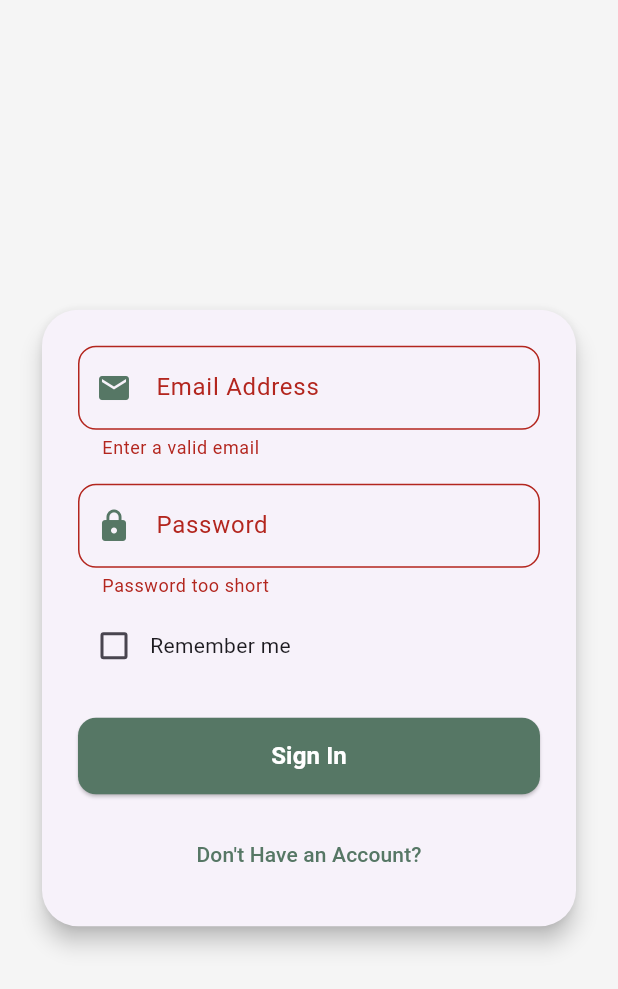
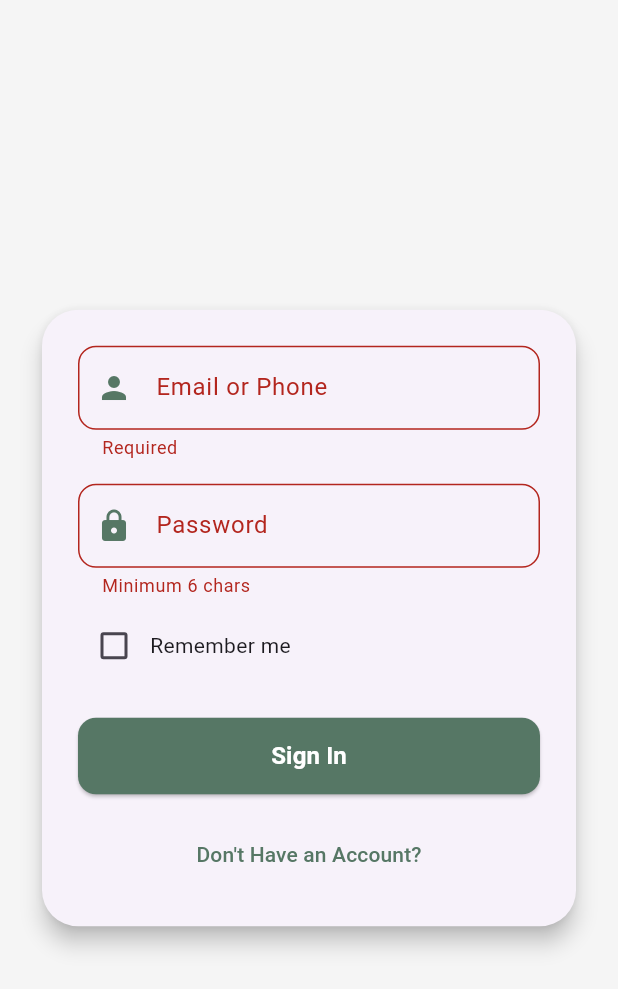
Before and after one commit to rozhiar-tech/barvin, a Flutter app: the LoginPage screen opened by its route, after a tap on "Sign In", on a phone screen of 412 x 824 dp. Shown: the top 989 px of the screen. Run offline on Flutter 3.47's test engine with Material 3 defaults, Android fonts, the phone set to English and light mode, and no system bars; our stand-ins replace flutter_map, image_picker, latlong2, shared_preferences, video_player; accounts and stored records are empty; network calls fail.

Commit message:
Enhance login and signup validation for email/phone
Login now accepts either email or phone as the identifier, with appropriate validation and backend request changes. Signup form adds stricter validation for email, phone, and password fields, enforces avatar selection, and provides inline error messages for missing avatar.

```diff
--- a/lib/screens/login.dart
+++ b/lib/screens/login.dart
@@ -19,6 +19,7 @@ class _LoginPageState extends State<LoginPage> {
   String _password = '';
   bool _rememberMe = false;
   bool _isLoading = false;
+  String _identifier = '';
 
   Future<void> _login() async {
     if (!_formKey.currentState!.validate()) return;
@@ -26,29 +27,35 @@ class _LoginPageState extends State<LoginPage> {
 
     setState(() => _isLoading = true);
     try {
+      final body = <String, String>{'password': _password};
+      if (_identifier.contains('@')) {
+        body['email'] = _identifier;
+      } else {
+        body['phone'] = _identifier;
+      }
       final res = await http.post(
         Uri.parse('$apiBase/auth/login'),
         headers: {'Content-Type': 'application/json'},
-        body: jsonEncode({'email': _email, 'password': _password}),
+        body: jsonEncode(body),
       );
-      final body = jsonDecode(res.body);
+      final data = jsonDecode(res.body);
 
-      if (res.statusCode == 200 && body['token'] != null) {
+      if (res.statusCode == 200 && data['token'] != null) {
         final prefs = await SharedPreferences.getInstance();
         await prefs.setBool('loggedIn', true);
-        await prefs.setString('userName', body['user']['name']);
+        await prefs.setString('userName', data['user']['name']);
 
-        await prefs.setString('userAddress', body['user']['address']);
+        await prefs.setString('userAddress', data['user']['address']);
 
-        await prefs.setString('userPhone', body['user']['phone']);
-        await prefs.setString('userAvatar', body['user']['avatar']);
-        await prefs.setBool('delivery', body['user']['delivery']);
-        await prefs.setBool('debt', body['user']['debt']);
-        await prefs.setString('latitude', body['user']['latitude']);
+        await prefs.setString('userPhone', data['user']['phone']);
+        await prefs.setString('userAvatar', data['user']['avatar']);
+        await prefs.setBool('delivery', data['user']['delivery']);
+        await prefs.setBool('debt', data['user']['debt']);
+        await prefs.setString('latitude', data['user']['latitude']);
 
-        await prefs.setString('longitude', body['user']['longitude']);
-        await prefs.setInt('userId', body['user']['id']);
-        await prefs.setString('token', body['token']);
+        await prefs.setString('longitude', data['user']['longitude']);
+        await prefs.setInt('userId', data['user']['id']);
+        await prefs.setString('token', data['token']);
 
         if (_rememberMe) {
           await prefs.setString('email', _email);
@@ -58,7 +65,8 @@ class _LoginPageState extends State<LoginPage> {
         );
         Navigator.pushNamedAndRemoveUntil(context, '/main', (route) => false);
       } else {
-        final msg = body['error'] ?? 'Invalid credentials';
+        final msg = data['error'] ?? 'Invalid credentials';
+        print(data['error']);
         ScaffoldMessenger.of(context).showSnackBar(
           SnackBar(content: Text(msg)),
         );
@@ -71,6 +79,15 @@ class _LoginPageState extends State<LoginPage> {
     } finally {
       setState(() => _isLoading = false);
     }
+  }
+
+  String? _validateIdentifier(String? v) {
+    if (v == null || v.trim().isEmpty) return 'Required';
+    final t = v.trim();
+    final emailRegex = RegExp(r'^[^@]+@[^@]+\.[^@]+');
+    final phoneRegex = RegExp(r'^\+?[0-9]{7,15}$');
+    if (emailRegex.hasMatch(t) || phoneRegex.hasMatch(t)) return null;
+    return 'Enter valid email or phone';
   }
 
   @override
@@ -97,17 +114,15 @@ class _LoginPageState extends State<LoginPage> {
                     // Email Field
                     TextFormField(
                       decoration: InputDecoration(
-                        labelText: 'Email Address',
+                        labelText: 'Email or Phone',
                         border: OutlineInputBorder(
                           borderRadius: BorderRadius.circular(12),
                         ),
-                        prefixIcon: Icon(Icons.email, color: primaryColor),
+                        prefixIcon: Icon(Icons.person, color: primaryColor),
                       ),
                       keyboardType: TextInputType.emailAddress,
-                      onSaved: (v) => _email = v!.trim(),
-                      validator: (v) => v != null && v.contains('@')
-                          ? null
-                          : 'Enter a valid email',
+                      onSaved: (v) => _identifier = v!.trim(),
+                      validator: _validateIdentifier,
                     ),
                     const SizedBox(height: 16),
 
@@ -122,9 +137,8 @@ class _LoginPageState extends State<LoginPage> {
                       ),
                       obscureText: true,
                       onSaved: (v) => _password = v!.trim(),
-                      validator: (v) => v != null && v.length >= 6
-                          ? null
-                          : 'Password too short',
+                      validator: (v) =>
+                          v != null && v.length >= 6 ? null : 'Minimum 6 chars',
                     ),
                     const SizedBox(height: 8),
 
```
Also changed, not shown: lib/screens/signup.dart (+55 -7 lines).
